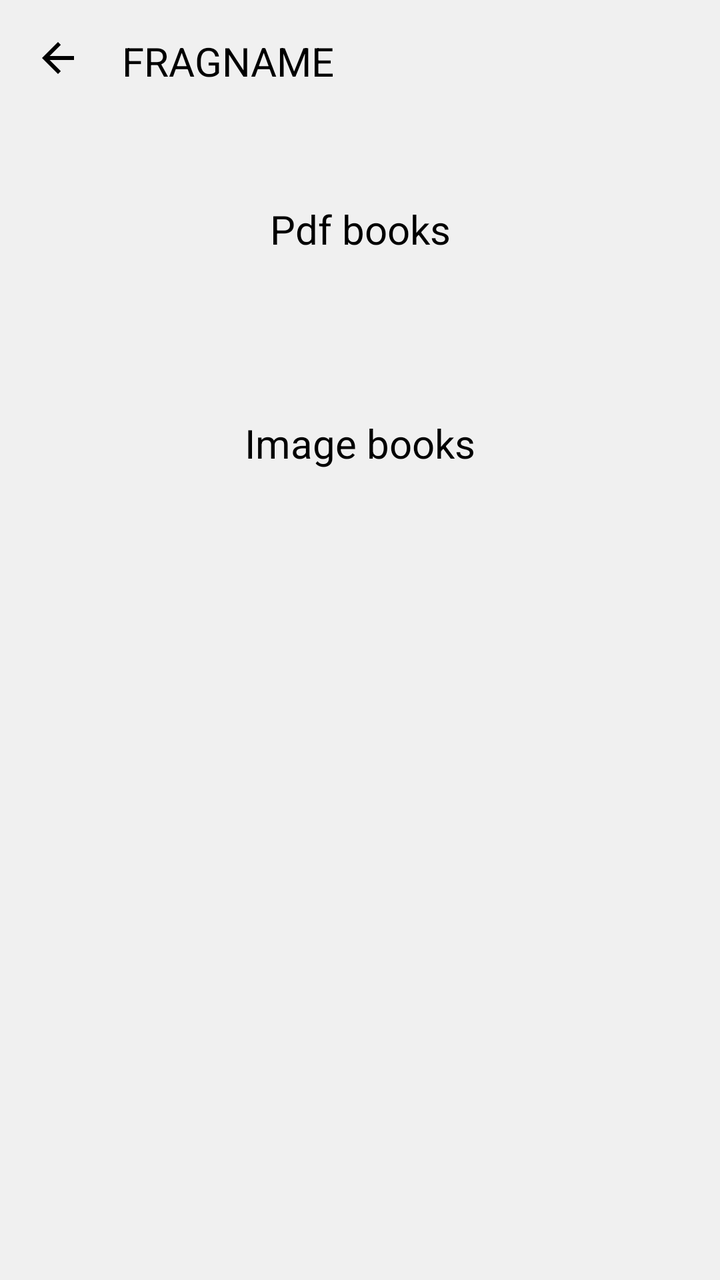
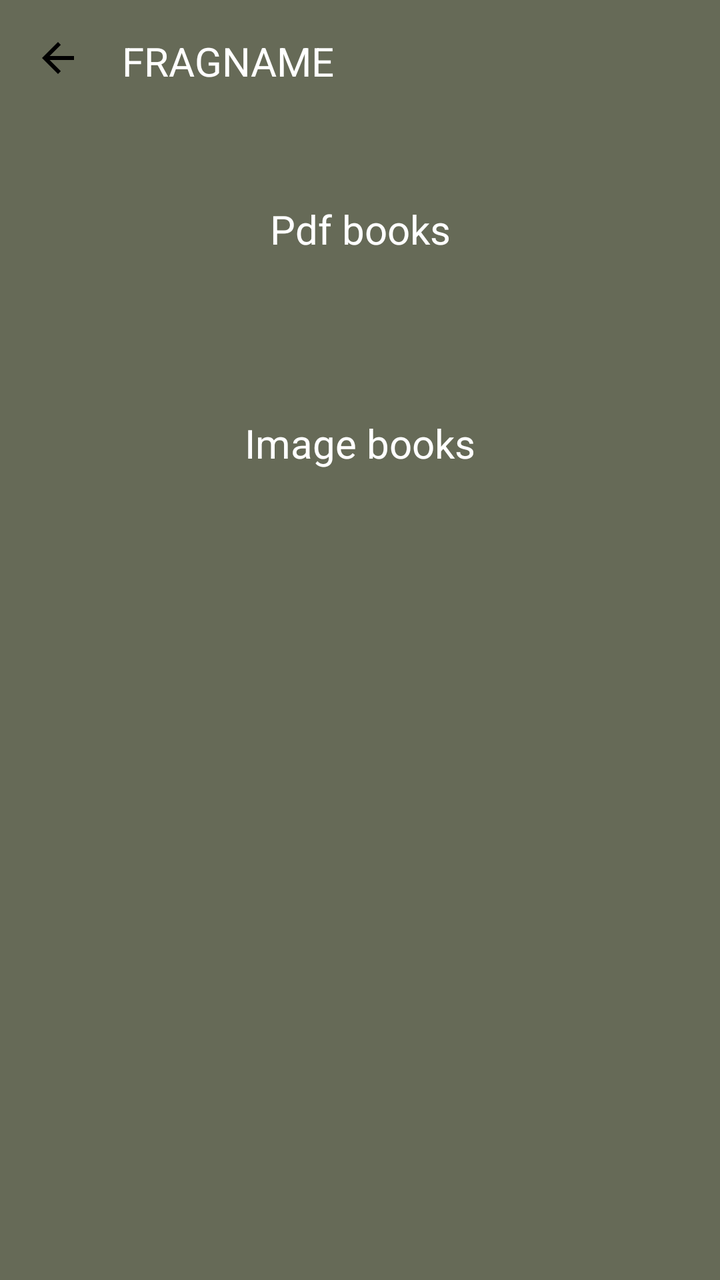

The first picture is an Android layout as it rendered before a commit; the second is the same layout after the commit. The layout source and the unified diff follow.
<!-- AndroidManifest.xml: application theme AppTheme -->
<!-- res/layout/fragment_library.xml -->
<?xml version="1.0" encoding="utf-8"?>
<ScrollView xmlns:android="http://schemas.android.com/apk/res/android"
    xmlns:tools="http://schemas.android.com/tools"
    android:layout_width="match_parent"
    android:layout_height="match_parent"
    tools:context=".LibraryFrag"
    android:orientation="vertical">

    <LinearLayout
        android:layout_width="match_parent"
        android:layout_height="wrap_content"
        android:orientation="vertical">
        <include layout="@layout/toolbar"/>
    <TextView
        android:layout_marginVertical="40dp"
        android:layout_width="match_parent"
        android:layout_height="wrap_content"
        android:layout_gravity="center"
        android:textSize="20sp"
        android:gravity="center"
        android:text="@string/pdf_books"/>

    <androidx.recyclerview.widget.RecyclerView
        android:layout_width="match_parent"
        android:layout_height="wrap_content"
        android:layout_marginHorizontal="20dp"
        android:id="@+id/rvlibpdf"/>
    <TextView
        android:layout_marginVertical="40dp"
        android:layout_width="match_parent"
        android:layout_height="wrap_content"
        android:layout_gravity="center"
        android:textSize="20sp"
        android:gravity="center"
        android:text="@string/image_books"/>

    <androidx.recyclerview.widget.RecyclerView
        android:layout_width="match_parent"
        android:layout_height="wrap_content"
        android:layout_marginHorizontal="20dp"
        android:id="@+id/rvlibImagebooks"/>
    <TextView
        android:layout_width="match_parent"
        android:layout_height="wrap_content"
        android:text="@string/no_books_in_library_yet"
        android:layout_gravity="center"
        android:textSize="20sp"
        android:gravity="center"
        android:visibility="gone"
        android:id="@+id/tvEmptyLibrary"/>
        </LinearLayout>
</ScrollView>
<!-- res/layout/toolbar.xml (included above) -->
<?xml version="1.0" encoding="utf-8"?>
<RelativeLayout xmlns:android="http://schemas.android.com/apk/res/android"
    android:layout_width="match_parent"
    android:padding="17dp"
    android:layout_height="wrap_content">
    <ImageView
        android:layout_width="wrap_content"
        android:layout_height="wrap_content"
        android:id="@+id/ivtoolbarback"
        android:src="@drawable/ic_arrow"/>
    <TextView
        android:layout_width="wrap_content"
        android:layout_height="wrap_content"
        android:text="FRAGNAME"
        android:textSize="20sp"
        android:id="@+id/toolbartitle"
        android:layout_marginHorizontal="20dp"
        android:layout_toRightOf="@id/ivtoolbarback" />


</RelativeLayout>
<!-- resources referenced by this layout -->
<resources>
  <!-- drawable ic_arrow (drawable) -->
  <vector xmlns:android="http://schemas.android.com/apk/res/android" android:autoMirrored="true" android:height="24dp" android:tint="#000000" android:viewportHeight="24" android:viewportWidth="24" android:width="24dp">
        
      <path android:fillColor="@android:color/white" android:pathData="M20,11H7.83l5.59,-5.59L12,4l-8,8 8,8 1.41,-1.41L7.83,13H20v-2z"/>
      
  </vector>
  <string name="image_books">Image books</string>
  <string name="no_books_in_library_yet">No books in library yet</string>
  <string name="pdf_books">Pdf books</string>
  <style name="AppTheme" parent="Theme.AppCompat.Light.NoActionBar">
          
          <item name="android:windowBackground">@color/customBackgroundColor</item>
          <item name="android:textColor">@color/customTextColor</item>
      </style>
  <color name="customBackgroundColor">#F0F0F0</color>
  <color name="customTextColor">#000000</color>
</resources>

<!-- the commit's change to res/layout/fragment_library.xml (unified diff, before → after) -->
@@ -4,6 +4,7 @@
     android:layout_width="match_parent"
     android:layout_height="match_parent"
     tools:context=".LibraryFrag"
+    android:background="@color/darkergreen"
     android:orientation="vertical">
 
     <LinearLayout
@@ -13,6 +14,7 @@
         <include layout="@layout/toolbar"/>
     <TextView
         android:layout_marginVertical="40dp"
+        android:textColor="@color/white"
         android:layout_width="match_parent"
         android:layout_height="wrap_content"
         android:layout_gravity="center"
@@ -31,6 +33,7 @@
         android:layout_height="wrap_content"
         android:layout_gravity="center"
         android:textSize="20sp"
+        android:textColor="@color/white"
         android:gravity="center"
         android:text="@string/image_books"/>
 
@@ -45,6 +48,7 @@
         android:text="@string/no_books_in_library_yet"
         android:layout_gravity="center"
         android:textSize="20sp"
+        android:textColor="@color/white"
         android:gravity="center"
         android:visibility="gone"
         android:id="@+id/tvEmptyLibrary"/>
@@ -55,6 +59,7 @@
 <RelativeLayout xmlns:android="http://schemas.android.com/apk/res/android"
     android:layout_width="match_parent"
     android:padding="17dp"
+    android:background="@color/darkergreen"
     android:layout_height="wrap_content">
     <ImageView
         android:layout_width="wrap_content"
@@ -65,6 +70,7 @@
         android:layout_width="wrap_content"
         android:layout_height="wrap_content"
         android:text="FRAGNAME"
+        android:textColor="@color/white"
         android:textSize="20sp"
         android:id="@+id/toolbartitle"
         android:layout_marginHorizontal="20dp"
<!-- resource entries referenced after the edit -->
@@ -1,5 +1,7 @@
 <!-- resources referenced by this layout -->
 <resources>
+  <color name="darkergreen">#666A57</color>
+  <color name="white">#FFFFFFFF</color>
   <!-- drawable ic_arrow (drawable) -->
   <vector xmlns:android="http://schemas.android.com/apk/res/android" android:autoMirrored="true" android:height="24dp" android:tint="#000000" android:viewportHeight="24" android:viewportWidth="24" android:width="24dp">
         
